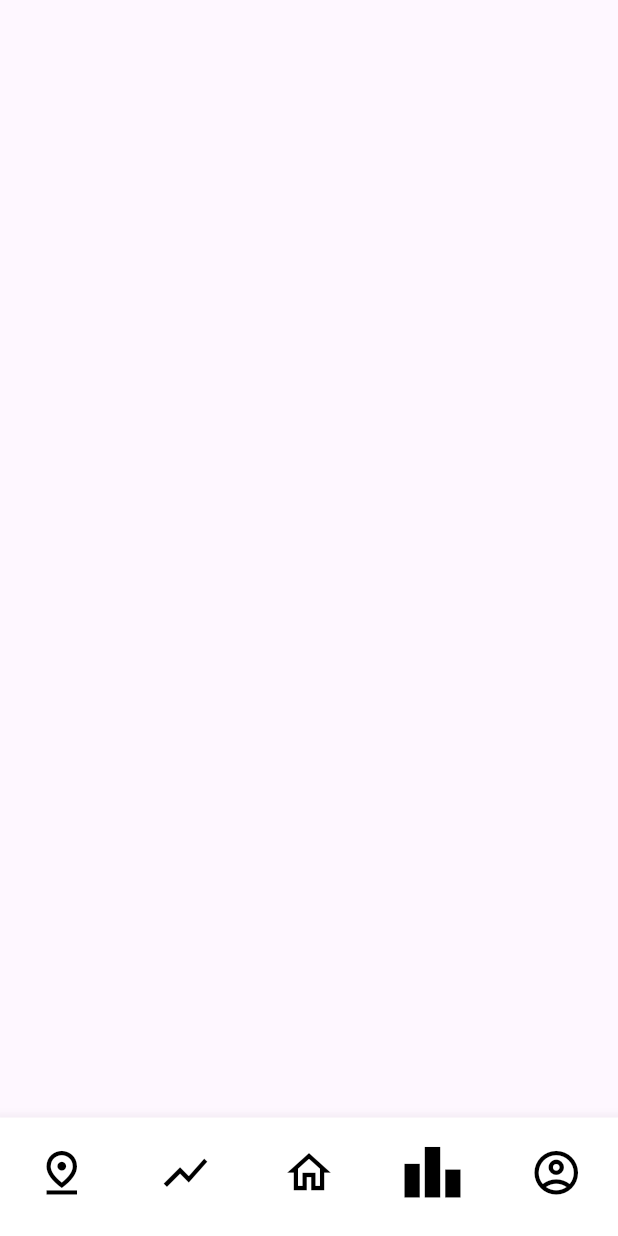
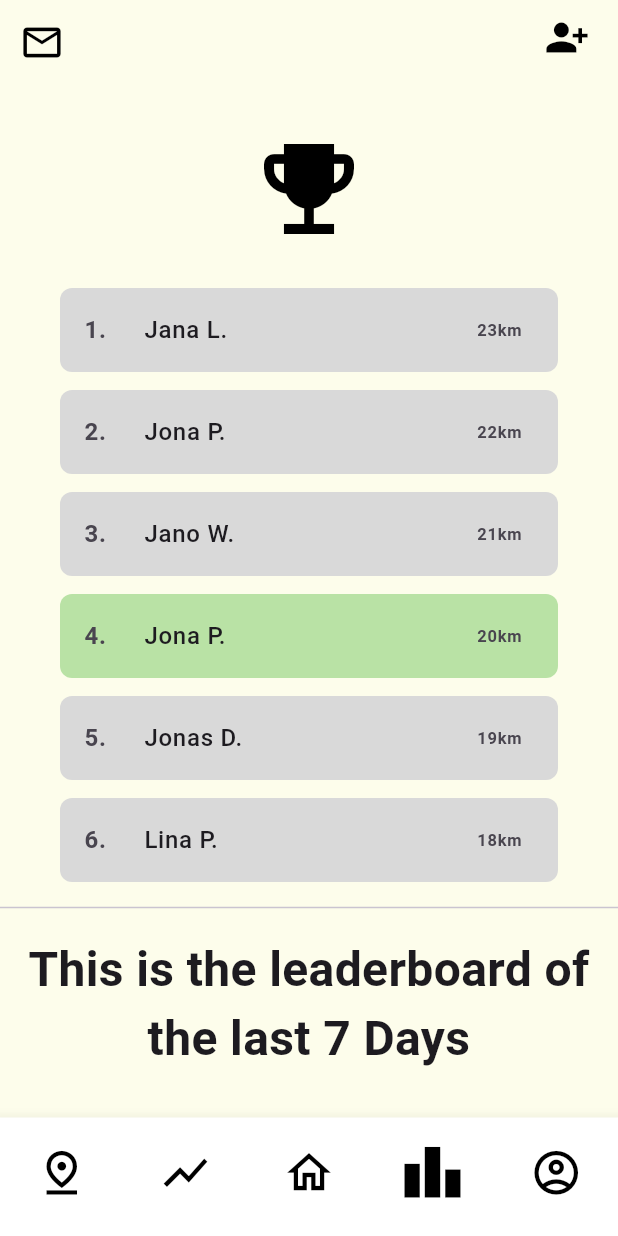
Before and after one commit to tobe-official/M335, a Flutter app: the screen it shows after launch, item 4 of the bottom bar chosen, on a phone screen of 412 x 824 dp. Run offline on Flutter 3.47's test engine with Material 3 defaults, Android fonts, the phone set to English and light mode, and no system bars; our stand-ins replace pedometer, permission_handler, wakelock_plus.

Commit message:
add leaderboard page with mock data

```diff
--- a/lib/pages/leaderboard_page/leaderboard_page.dart
+++ b/lib/pages/leaderboard_page/leaderboard_page.dart
@@ -4,8 +4,105 @@ import 'package:m_335_flutter/global_widgets/custom_navigation_bar.dart';
 class LeaderboardPage extends StatelessWidget {
   const LeaderboardPage({super.key});
 
+
+
   @override
   Widget build(BuildContext context) {
-    return Scaffold(bottomNavigationBar: CustomNavigationBar(initialIndexOfScreen: 3));
+    return Scaffold(
+      backgroundColor: const Color(0xFFFDFDEB),
+      body: _body(),
+      appBar: AppBar(
+        backgroundColor: const Color(0xFFFDFDEB),
+        elevation: 0,
+        leading:IconButton(
+            onPressed: _onNotification,
+            icon: const Icon(Icons.mail_outline, color: Colors.black, size: 30),
+            tooltip: 'Friend Requests',
+        ),
+        actions: [
+          Padding(
+            padding: const EdgeInsets.only(bottom: 6, right: 10),
+            child: IconButton(
+              icon: const Icon(Icons.person_add_alt_1, color: Colors.black, size: 30),
+              onPressed: _onAddFriends,
+              tooltip: 'Add Friend',
+            ),
+          ),
+        ],
+      ),
+      bottomNavigationBar: CustomNavigationBar(initialIndexOfScreen: 3),
+    );
   }
+
+  Widget _body() {
+    final leaderboard = [
+      {'name': 'Jana L.', 'distance': '23km'},
+      {'name': 'Jona P.', 'distance': '22km'},
+      {'name': 'Jano W.', 'distance': '21km'},
+      {'name': 'Jona P.', 'distance': '20km'},
+      {'name': 'Jonas D.', 'distance': '19km'},
+      {'name': 'Lina P.', 'distance': '18km'},
+    ];
+    return SafeArea(
+      child: Column(
+        children: [
+          const SizedBox(height: 30),
+          const Icon(Icons.emoji_events, size: 80, color: Colors.black),
+          const SizedBox(height: 20),
+          Expanded(
+            child: ListView.builder(
+              itemCount: leaderboard.length,
+              itemBuilder: (context, index) {
+                final item = leaderboard[index];
+                final isHighlighted = index == 3;
+                return Container(
+                  margin: const EdgeInsets.symmetric(
+                    horizontal: 40,
+                    vertical: 6,
+                  ),
+                  decoration: BoxDecoration(
+                    color:
+                        isHighlighted
+                            ? const Color(0xFFB9E2A5)
+                            : const Color(0xFFD9D9D9),
+                    borderRadius: BorderRadius.circular(8),
+                  ),
+                  child: ListTile(
+                    leading: Text(
+                      '${index + 1}.',
+                      style: const TextStyle(
+                        fontWeight: FontWeight.bold,
+                        fontSize: 16,
+                      ),
+                    ),
+                    title: Text(
+                      item['name']!,
+                      style: const TextStyle(fontWeight: FontWeight.w500),
+                    ),
+                    trailing: Text(
+                      item['distance']!,
+                      style: const TextStyle(fontWeight: FontWeight.bold),
+                    ),
+                  ),
+                );
+              },
+            ),
+          ),
+          const Divider(thickness: 1),
+          const SizedBox(height: 10),
+          const Text(
+            'This is the leaderboard of the last 7 Days',
+            style: TextStyle(fontWeight: FontWeight.bold, fontSize: 32),
+            textAlign: TextAlign.center,
+          ),
+          const SizedBox(height: 30),
+        ],
+      ),
+    );
+  }
+
+
+  void _onAddFriends() {}
+
+  void _onNotification() {}
 }
```
